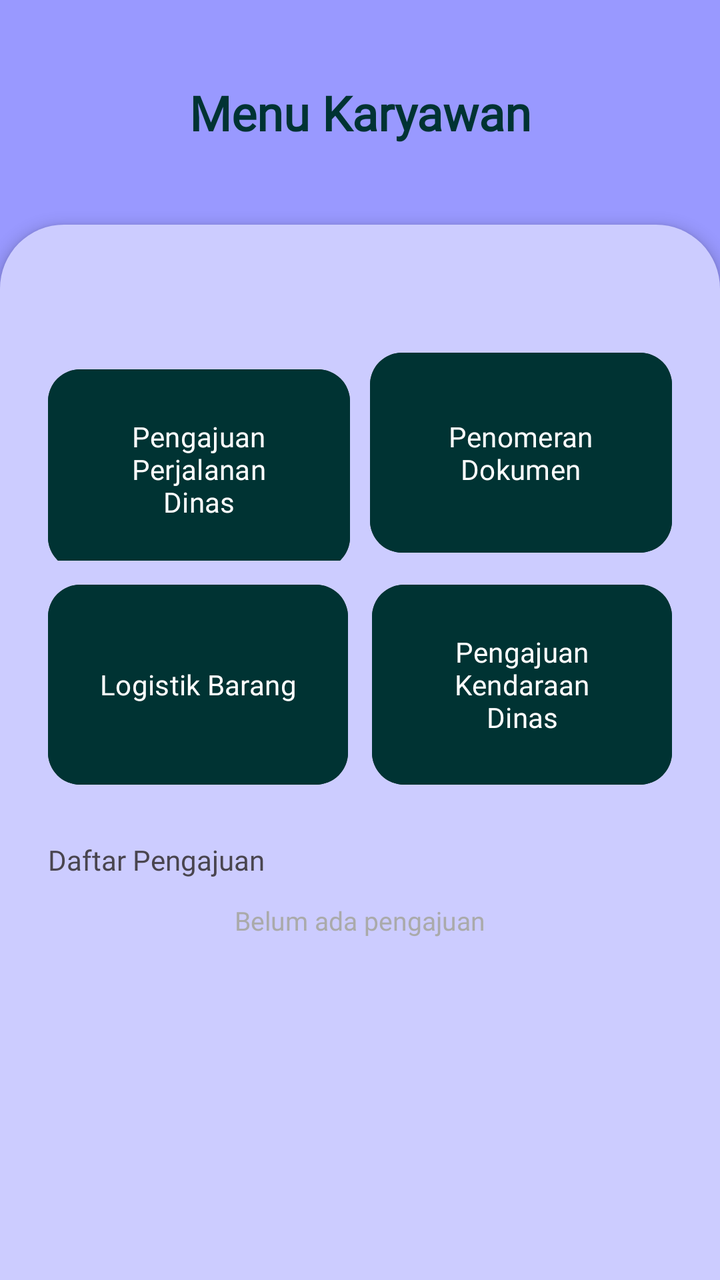
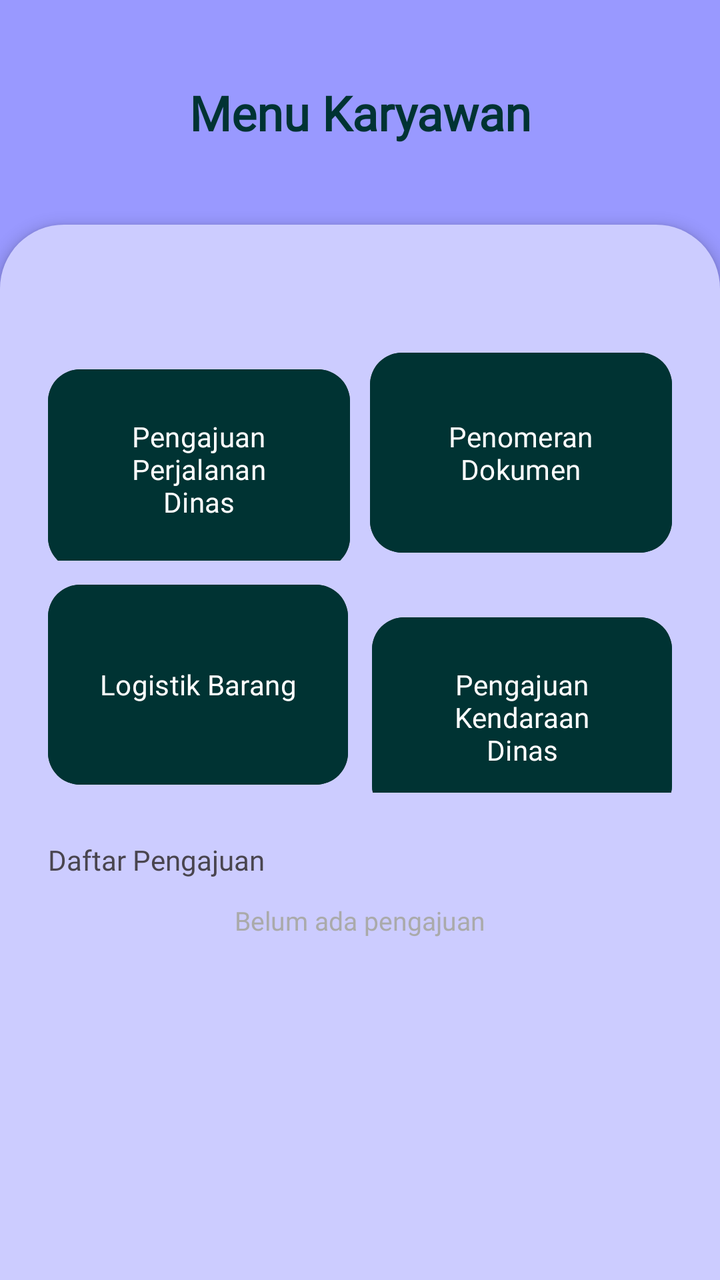

Screens rendered from an Android XML layout before and after an edit, with the pre-edit source and the edit as a unified diff.
<!-- AndroidManifest.xml: application theme Theme.Rekraprima -->
<!-- res/layout/karyawan_menu.xml -->
<?xml version="1.0" encoding="utf-8"?>
<ScrollView xmlns:android="http://schemas.android.com/apk/res/android"
  xmlns:app="http://schemas.android.com/apk/res-auto"
  android:layout_width="match_parent"
  android:layout_height="match_parent"
  android:fillViewport="true"
  android:background="@color/pastel_blue">

  <LinearLayout
    android:layout_width="match_parent"
    android:layout_height="wrap_content"
    android:orientation="vertical">

    <TextView
      android:layout_width="match_parent"
      android:layout_height="wrap_content"
      android:layout_marginTop="40dp"
      android:layout_marginBottom="40dp"
      android:fontFamily="@font/inter_extrabold"
      android:gravity="center"
      android:text="Menu Karyawan"
      android:textColor="@color/dark_green"
      android:textSize="24sp"
      android:textStyle="bold" />

    <LinearLayout
      android:layout_width="match_parent"
      android:layout_height="match_parent"
      android:background="@drawable/curve_bg"
      android:elevation="4dp"
      android:orientation="vertical"
      android:padding="24dp">

      <LinearLayout
        android:layout_width="match_parent"
        android:layout_height="wrap_content"
        android:layout_marginTop="36dp"
        android:layout_marginBottom="8dp"
        android:orientation="horizontal">

        <com.google.android.material.button.MaterialButton
          android:id="@+id/btnPengajuanPerjalananDinas"
          android:layout_width="0dp"
          android:layout_height="108dp"
          android:layout_weight="1"
          android:backgroundTint="@color/dark_green"
          android:fontFamily="@font/inter_semibold"
          android:text="Pengajuan Perjalanan Dinas"
          android:textAllCaps="false"
          android:textColor="@color/white"
          app:cornerRadius="16dp" />

        <Space
          android:layout_width="10dp"
          android:layout_height="wrap_content" />

        <com.google.android.material.button.MaterialButton
          android:id="@+id/btnPenomeranDokumen"
          android:layout_width="0dp"
          android:layout_height="108dp"
          android:layout_weight="1"
          android:backgroundTint="@color/dark_green"
          android:fontFamily="@font/inter_semibold"
          android:text="Penomeran Dokumen"
          android:textAllCaps="false"
          android:textColor="@color/white"
          app:cornerRadius="16dp" />
      </LinearLayout>

      <LinearLayout
        android:layout_width="match_parent"
        android:layout_height="wrap_content"
        android:layout_marginBottom="24dp"
        android:orientation="horizontal">

        <com.google.android.material.button.MaterialButton
          android:id="@+id/btnLogistikBarang"
          android:layout_width="0dp"
          android:layout_height="match_parent"
          android:layout_weight="1"
          android:backgroundTint="@color/dark_green"
          android:fontFamily="@font/inter_semibold"
          android:text="Logistik Barang"
          android:textAllCaps="false"
          android:textColor="@color/white"
          app:cornerRadius="16dp" />

        <Space
          android:layout_width="12dp"
          android:layout_height="1dp" />

        <com.google.android.material.button.MaterialButton
          android:id="@+id/btnPengajuanKendaraanDinas"
          android:layout_width="0dp"
          android:layout_height="108dp"
          android:layout_weight="1"
          android:backgroundTint="@color/dark_green"
          android:fontFamily="@font/inter_semibold"
          android:text="Pengajuan Kendaraan Dinas"
          android:textAllCaps="false"
          android:textColor="@color/white"
          app:cornerRadius="16dp" />

      </LinearLayout>

      <TextView
        android:id="@+id/textView"
        android:layout_width="match_parent"
        android:layout_height="wrap_content"
        android:fontFamily="@font/inter_extrabold"
        android:text="Daftar Pengajuan" />
      <TextView
        android:id="@+id/tvKosong"
        android:layout_width="match_parent"
        android:layout_height="wrap_content"
        android:layout_marginTop="12dp"
        android:gravity="center"
        android:text="Belum ada pengajuan"
        android:textColor="#AAAAAA"
        android:fontFamily="@font/inter"
        android:textSize="13sp"
        android:visibility="visible"/>

      
      <androidx.recyclerview.widget.RecyclerView
        android:id="@+id/rvDaftarPengajuan"
        android:layout_width="match_parent"
        android:layout_height="wrap_content"
        android:layout_marginTop="8dp"
        android:nestedScrollingEnabled="false"
        android:visibility="gone"/>


    </LinearLayout>
  </LinearLayout>
</ScrollView>
<!-- resources referenced by this layout -->
<resources>
  <color name="dark_green">#003333</color>
  <color name="pastel_blue">#9999FF</color>
  <color name="white">#FFFFFF</color>
  <!-- drawable curve_bg (drawable) -->
  <?xml version="1.0" encoding="utf-8"?>
  <shape xmlns:android="http://schemas.android.com/apk/res/android">
    <solid android:color="@color/powder_blue" />
    <corners
      android:topLeftRadius="32dp"
      android:topRightRadius="32dp" />
  </shape>
  <style name="Theme.Rekraprima" parent="Base.Theme.Rekraprima" />
  <color name="powder_blue">#CCCCFF</color>
  <style name="Base.Theme.Rekraprima" parent="Theme.Material3.DayNight.NoActionBar">
          
          
      </style>
</resources>

<!-- the commit's change to res/layout/karyawan_menu.xml (unified diff, before → after) -->
@@ -1,136 +1,135 @@
 <?xml version="1.0" encoding="utf-8"?>
-<ScrollView xmlns:android="http://schemas.android.com/apk/res/android"
+<LinearLayout xmlns:android="http://schemas.android.com/apk/res/android"
   xmlns:app="http://schemas.android.com/apk/res-auto"
   android:layout_width="match_parent"
   android:layout_height="match_parent"
-  android:fillViewport="true"
+  android:orientation="vertical"
   android:background="@color/pastel_blue">
 
+  <TextView
+    android:layout_width="match_parent"
+    android:layout_height="wrap_content"
+    android:layout_marginTop="40dp"
+    android:layout_marginBottom="40dp"
+    android:fontFamily="@font/inter_extrabold"
+    android:gravity="center"
+    android:text="Menu Karyawan"
+    android:textColor="@color/dark_green"
+    android:textSize="24sp"
+    android:textStyle="bold" />
+
+  
   <LinearLayout
     android:layout_width="match_parent"
-    android:layout_height="wrap_content"
-    android:orientation="vertical">
+    android:layout_height="0dp"
+    android:layout_weight="1"
+    android:background="@drawable/curve_bg"
+    android:elevation="4dp"
+    android:orientation="vertical"
+    android:padding="24dp">
 
-    <TextView
+    
+    <LinearLayout
       android:layout_width="match_parent"
       android:layout_height="wrap_content"
-      android:layout_marginTop="40dp"
-      android:layout_marginBottom="40dp"
-      android:fontFamily="@font/inter_extrabold"
-      android:gravity="center"
-      android:text="Menu Karyawan"
-      android:textColor="@color/dark_green"
-      android:textSize="24sp"
-      android:textStyle="bold" />
+      android:layout_marginTop="36dp"
+      android:layout_marginBottom="8dp"
+      android:orientation="horizontal">
 
+      <com.google.android.material.button.MaterialButton
+        android:id="@+id/btnPengajuanPerjalananDinas"
+        android:layout_width="0dp"
+        android:layout_height="108dp"
+        android:layout_weight="1"
+        android:backgroundTint="@color/dark_green"
+        android:fontFamily="@font/inter_semibold"
+        android:text="Pengajuan Perjalanan Dinas"
+        android:textAllCaps="false"
+        android:textColor="@color/white"
+        app:cornerRadius="16dp" />
+
+      <Space android:layout_width="10dp" android:layout_height="wrap_content" />
+
+      <com.google.android.material.button.MaterialButton
+        android:id="@+id/btnPenomeranDokumen"
+        android:layout_width="0dp"
+        android:layout_height="108dp"
+        android:layout_weight="1"
+        android:backgroundTint="@color/dark_green"
+        android:fontFamily="@font/inter_semibold"
+        android:text="Penomeran Dokumen"
+        android:textAllCaps="false"
+        android:textColor="@color/white"
+        app:cornerRadius="16dp" />
+    </LinearLayout>
+
+    
     <LinearLayout
       android:layout_width="match_parent"
-      android:layout_height="match_parent"
-      android:background="@drawable/curve_bg"
-      android:elevation="4dp"
-      android:orientation="vertical"
-      android:padding="24dp">
+      android:layout_height="wrap_content"
+      android:layout_marginBottom="24dp"
+      android:orientation="horizontal">
 
-      <LinearLayout
-        android:layout_width="match_parent"
-        android:layout_height="wrap_content"
-        android:layout_marginTop="36dp"
-        android:layout_marginBottom="8dp"
-        android:orientation="horizontal">
+      <com.google.android.material.button.MaterialButton
+        android:id="@+id/btnLogistikBarang"
+        android:layout_width="0dp"
+        android:layout_height="108dp"
+        android:layout_weight="1"
+        android:backgroundTint="@color/dark_green"
+        android:fontFamily="@font/inter_semibold"
+        android:text="Logistik Barang"
+        android:textAllCaps="false"
+        android:textColor="@color/white"
+        app:cornerRadius="16dp" />
 
-        <com.google.android.material.button.MaterialButton
-          android:id="@+id/btnPengajuanPerjalananDinas"
-          android:layout_width="0dp"
-          android:layout_height="108dp"
-          android:layout_weight="1"
-          android:backgroundTint="@color/dark_green"
-          android:fontFamily="@font/inter_semibold"
-          android:text="Pengajuan Perjalanan Dinas"
-          android:textAllCaps="false"
-          android:textColor="@color/white"
-          app:cornerRadius="16dp" />
+      <Space
+        android:layout_width="12dp"
+        android:layout_height="0dp" />
 
-        <Space
-          android:layout_width="10dp"
-          android:layout_height="wrap_content" />
+      <com.google.android.material.button.MaterialButton
+        android:id="@+id/btnPengajuanKendaraanDinas"
+        android:layout_width="0dp"
+        android:layout_height="108dp"
+        android:layout_weight="1"
+        android:backgroundTint="@color/dark_green"
+        android:fontFamily="@font/inter_semibold"
+        android:text="Pengajuan Kendaraan Dinas"
+        android:textAllCaps="false"
+        android:textColor="@color/white"
+        app:cornerRadius="16dp" />
+    </LinearLayout>
 
-        <com.google.android.material.button.MaterialButton
-          android:id="@+id/btnPenomeranDokumen"
-          android:layout_width="0dp"
-          android:layout_height="108dp"
-          android:layout_weight="1"
-          android:backgroundTint="@color/dark_green"
-          android:fontFamily="@font/inter_semibold"
-          android:text="Penomeran Dokumen"
-          android:textAllCaps="false"
-          android:textColor="@color/white"
-          app:cornerRadius="16dp" />
-      </LinearLayout>
+    
+    <TextView
+      android:id="@+id/textView"
+      android:layout_width="match_parent"
+      android:layout_height="wrap_content"
+      android:fontFamily="@font/inter_extrabold"
+      android:text="Daftar Pengajuan" />
 
-      <LinearLayout
-        android:layout_width="match_parent"
-        android:layout_height="wrap_content"
-        android:layout_marginBottom="24dp"
-        android:orientation="horizontal">
+    
+    <TextView
+      android:id="@+id/tvKosong"
+      android:layout_width="match_parent"
+      android:layout_height="wrap_content"
+      android:layout_marginTop="12dp"
+      android:fontFamily="@font/inter"
+      android:gravity="center"
+      android:text="Belum ada pengajuan"
+      android:textColor="#AAAAAA"
+      android:textSize="13sp"
+      android:visibility="visible" />
 
-        <com.google.android.material.button.MaterialButton
-          android:id="@+id/btnLogistikBarang"
-          android:layout_width="0dp"
-          android:layout_height="match_parent"
-          android:layout_weight="1"
-          android:backgroundTint="@color/dark_green"
-          android:fontFamily="@font/inter_semibold"
-          android:text="Logistik Barang"
-          android:textAllCaps="false"
-          android:textColor="@color/white"
-          app:cornerRadius="16dp" />
+    
+    <androidx.recyclerview.widget.RecyclerView
+      android:id="@+id/rvDaftarPengajuan"
+      android:layout_width="match_parent"
+      android:layout_height="0dp"
+      android:layout_weight="1"
+      android:layout_marginTop="8dp"
+      android:clipToPadding="false"
+      android:paddingBottom="16dp"
+      android:visibility="gone" />
 
-        <Space
-          android:layout_width="12dp"
-          android:layout_height="1dp" />
-
-        <com.google.android.material.button.MaterialButton
-          android:id="@+id/btnPengajuanKendaraanDinas"
-          android:layout_width="0dp"
-          android:layout_height="108dp"
-          android:layout_weight="1"
-          android:backgroundTint="@color/dark_green"
-          android:fontFamily="@font/inter_semibold"
-          android:text="Pengajuan Kendaraan Dinas"
-          android:textAllCaps="false"
-          android:textColor="@color/white"
-          app:cornerRadius="16dp" />
-
-      </LinearLayout>
-
-      <TextView
-        android:id="@+id/textView"
-        android:layout_width="match_parent"
-        android:layout_height="wrap_content"
-        android:fontFamily="@font/inter_extrabold"
-        android:text="Daftar Pengajuan" />
-      <TextView
-        android:id="@+id/tvKosong"
-        android:layout_width="match_parent"
-        android:layout_height="wrap_content"
-        android:layout_marginTop="12dp"
-        android:gravity="center"
-        android:text="Belum ada pengajuan"
-        android:textColor="#AAAAAA"
-        android:fontFamily="@font/inter"
-        android:textSize="13sp"
-        android:visibility="visible"/>
-
-      
-      <androidx.recyclerview.widget.RecyclerView
-        android:id="@+id/rvDaftarPengajuan"
-        android:layout_width="match_parent"
-        android:layout_height="wrap_content"
-        android:layout_marginTop="8dp"
-        android:nestedScrollingEnabled="false"
-        android:visibility="gone"/>
-
-
-    </LinearLayout>
   </LinearLayout>
-</ScrollView>
+</LinearLayout>
